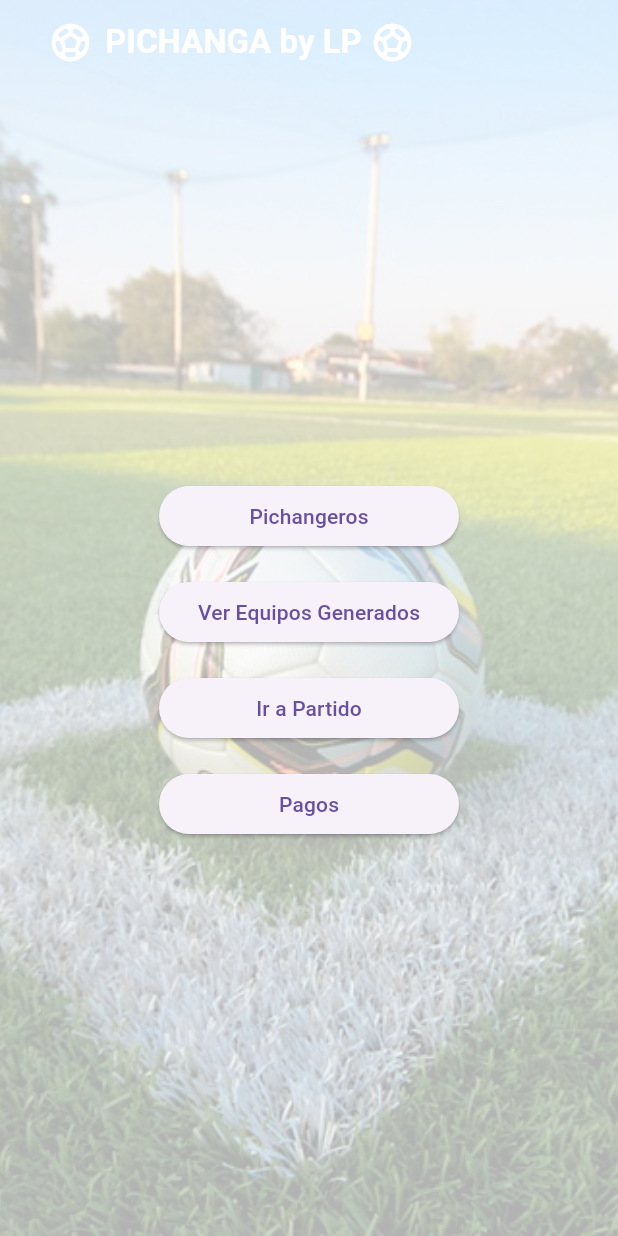
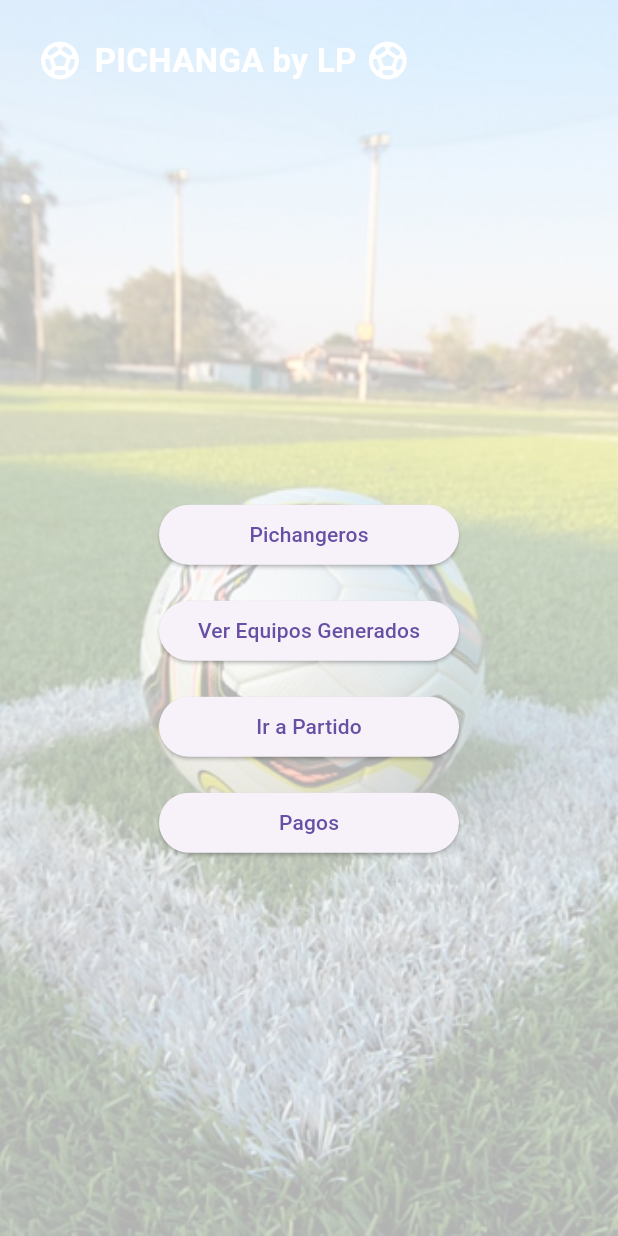
Before and after one commit to LPhant10/Futbol-by-LP, a Flutter app: the screen it shows after launch, on a phone screen of 412 x 824 dp. Run offline on Flutter 3.47's test engine with Material 3 defaults, Android fonts, the phone set to English and light mode, and no system bars; our stand-ins replace audioplayers, shared_preferences.

Commit message:
agregando modificaciones en 1 pantallas principal y equipos generados con el randoms

```diff
--- a/lib/screens/players_generate_screen.dart
+++ b/lib/screens/players_generate_screen.dart
@@ -209,10 +209,13 @@ class _PlayersGenerateScreenState extends State<PlayersGenerateScreen> {
                   Text("Arquero: ${team.goalkeeper?.name ?? 'Ninguno'}"),
                   Text("Puntuación Total: ${team.totalScore}"),
                   SizedBox(height: 4),
+
+                  SizedBox(height: 4),
                   Text("Jugadores:"),
                   ...team.players.asMap().entries.map((e) {
                     int i = e.key;
                     var p = e.value;
+                    // Si el jugador es el cobrador, se añade el texto "(cobrador)"
                     String playerText = "  ${i + 1}. ${p.name} - ${p.rating}";
                     return Text(playerText);
                   }),
--- a/lib/screens/team_generator_page.dart
+++ b/lib/screens/team_generator_page.dart
@@ -27,15 +27,15 @@ class TeamGeneratorPage extends StatelessWidget {
         // Scaffold con fondo transparente para que la imagen de fondo sea visible
         Scaffold(
           backgroundColor: Colors.transparent, // Permite ver la imagen de fondo
-          appBar: AppBar(
-            backgroundColor: Colors.green.withOpacity(0.0), // Control de transparencia aquí
-            elevation: 0, // Sin sombra debajo del AppBar
-            title: Padding(
-              padding: const EdgeInsets.symmetric(horizontal: 16.0),
 
+          body: SafeArea(
+            child: Column(
+              crossAxisAlignment: CrossAxisAlignment.start,
+              children: [
+                Padding(
+                  padding: const EdgeInsets.all(25.0),
                   child: Row(
                     children: [
-                  SizedBox(height: 40),
                       Icon(
                         Icons.sports_soccer,
                         color: Colors.white,
@@ -59,10 +59,12 @@ class TeamGeneratorPage extends StatelessWidget {
                     ],
                   ),
                 ),
-          ),
-          body: Center(
+
+                // Expande la columna para centrar los botones en la pantalla
+                Expanded(
+                  child: Center(
                     child: Column(
-              mainAxisAlignment: MainAxisAlignment.center,
+                      mainAxisSize: MainAxisSize.min, // Asegura que los botones no ocupen toda la pantalla
                       children: [
                         SizedBox(
                           width: 200, // Tamaño fijo para todos los botones
@@ -120,6 +122,10 @@ class TeamGeneratorPage extends StatelessWidget {
                   ),
                 ),
               ],
+            ),
+          ),
+        ),
+      ],
     );
   }
 }
```
Also changed, not shown: lib/screens/generated_teams_screen.dart (+44 -12 lines), pagos.jpg (added). Lines whose indentation alone changed are shown as unchanged.
